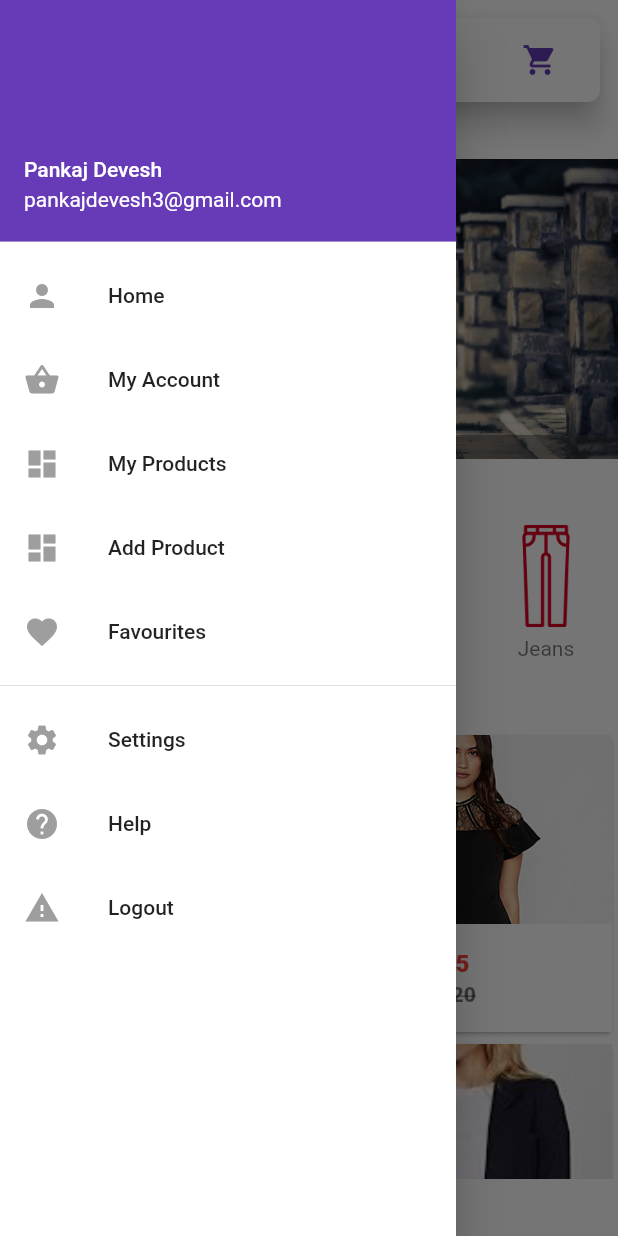
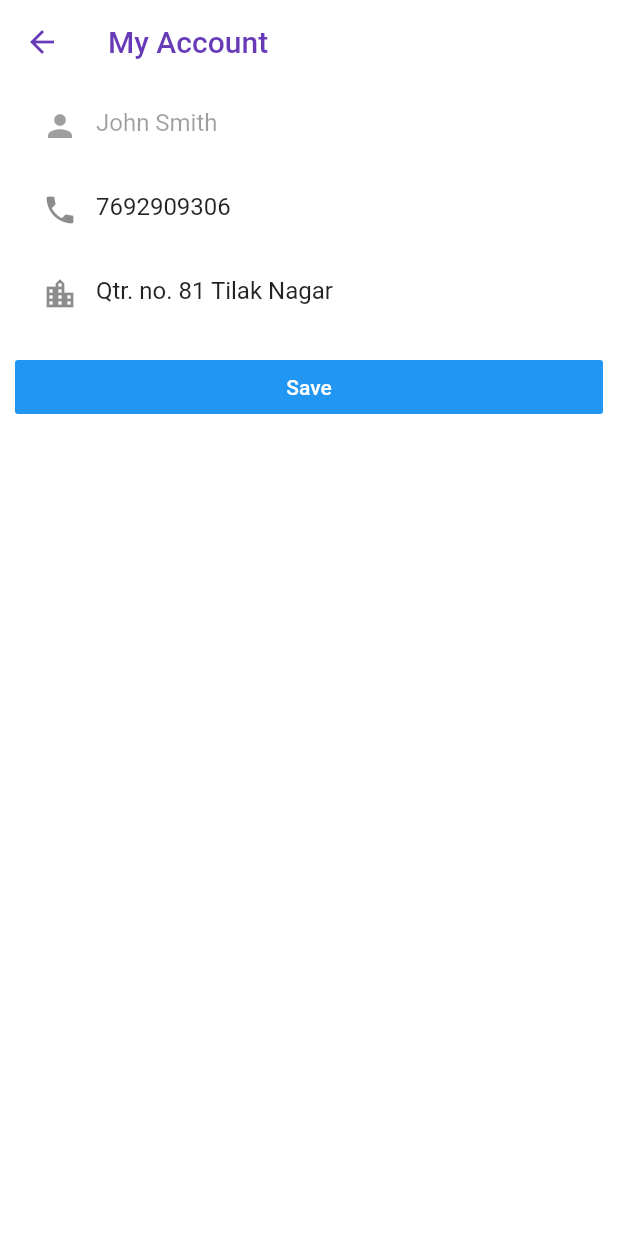
Before and after one commit to local-market/android-app, a Flutter app: the Home widget shown alone on an empty page, opened directly, after a tap on the "menu" icon, after a tap on "My Account", on a phone screen of 412 x 824 dp. Run offline on Flutter 3.47's test engine with Material 2 defaults, Android fonts, the phone set to English and light mode, and no system bars; drawn by our look-alikes of carousel_pro; our stand-ins replace cloud_firestore, firebase_auth, firebase_database, firebase_storage, flutter_spinkit, fluttertoast and 2 more; missing offline and left inert: floating_search_bar; accounts and stored records are empty.

Commit message:
Update: UI

```diff
--- a/lib/components/page.dart
+++ b/lib/components/page.dart
@@ -121,4 +121,18 @@ class PageGrid extends StatelessWidget {
       delegate: SliverChildListDelegate(children),
     );
   }
+
+  static SliverGrid builder({@required itemCount, @required gridDelegate,@required itemBuilder}){
+
+    return SliverGrid(
+      gridDelegate: gridDelegate,
+      delegate: SliverChildBuilderDelegate(
+        (BuildContext context, int index){
+          return itemBuilder(context, index);
+        },
+        childCount: itemCount,
+        // semanticIndexOffset: itemCount,
+      ),
+    );
+  }
 }
--- a/lib/components/products.dart
+++ b/lib/components/products.dart
@@ -1,4 +1,5 @@
 import 'package:flutter/material.dart';
+import 'package:local_market/components/page.dart';
 
 
 import 'package:local_market/components/product_details.dart';
@@ -43,7 +44,7 @@ class _ProductsState extends State<Products> {
   ];
   @override
   Widget build(BuildContext context) {
-    return GridView.builder(
+    return PageGrid.builder(
       itemCount: product_list.length,
       gridDelegate:
           SliverGridDelegateWithFixedCrossAxisCount(crossAxisCount: 2),
--- a/lib/utils/utils.dart
+++ b/lib/utils/utils.dart
@@ -11,18 +11,21 @@ class Utils {
     "theme" : Colors.deepPurple,
     "appBarText" : Colors.deepPurple,
     "appBarIcons" : Colors.deepPurple,
-    "icons" : Colors.grey,
+    "icons" : Colors.grey.shade700,
     "textFieldBackground" : Colors.white,
     "buttonText" : Colors.white,
-    "drawerIcons" : Colors.grey,
+    "drawerIcons" : Colors.grey.shade700,
     "error" : Colors.red,
     "loading" : Colors.deepPurple,
     "loadingInverse" : Colors.white,
-    "searchBarIcons" : Colors.grey,
+    "searchBarIcons" : Colors.grey.shade700,
     "pageBackground" : Colors.white,
-    "drawerBackground" : Colors.white
+    "drawerBackground" : Colors.white,
+    "drawerHeader" : Colors.white,
+    "drawerHeaderText" : Colors.deepPurple
   };
-  final elevation = 2.0;
+  final String appName = "Local Market";
+  final double elevation = 2.0;
 
   Future<String> uploadImage(File image, String name) async {
     StorageUploadTask task = _fireabseStorage.ref().child(name).putFile(image);
--- a/lib/views/home.dart
+++ b/lib/views/home.dart
@@ -9,6 +9,7 @@ import 'package:local_market/utils/utils.dart';
 import "package:local_market/views/login.dart";
 import 'package:local_market/views/my_products.dart';
 import "package:local_market/views/search.dart";
+import 'package:local_market/views/user_profile.dart';
 import 'add_product.dart';
 import "package:carousel_pro/carousel_pro.dart";
 
@@ -103,13 +104,9 @@ class _HomeState extends State<Home> {
               padding: const EdgeInsets.all(16.0),
               child: Text("New"),
             ),
-
-            new Container(
-              height: 300.0,
-              child: Products(),
-            ),
           ],
-        )
+        ),
+        Products()
       ],
       drawer: getDrawer(),
     );
@@ -160,32 +157,50 @@ class _HomeState extends State<Home> {
     return Drawer(
       child: new ListView(
         children: <Widget>[
+          // ListTile(
+          //   title: Text(_utils.appName,
+          //     style: TextStyle(
+          //       color: _utils.colors['theme'],
+          //       fontSize: 20,
+          //     ),
+          //   ),
+          // ),
+          // Divider(),
           new UserAccountsDrawerHeader(
-            accountName: Text("Pankaj Devesh"),
-            accountEmail: Text('pankajdevesh3@gmail.com'),
-            // currentAccountPicture: GestureDetector(
-            //   child: new CircleAvatar(
-            //     // backgroundColor: Colors.white,
-            //     // backgroundImage: NetworkImage(
-            //     //     'https://avatars1.githubusercontent.com/u/28962789'),
-            //   ),
-            // ),
+            accountName: Text("Pankaj Devesh", style: TextStyle(color: _utils.colors['drawerHeaderText']),),
+            accountEmail: Text('pankajdevesh3@gmail.com', style: TextStyle(color: _utils.colors['drawerHeaderText']),),
+            currentAccountPicture: GestureDetector(
+              child: new CircleAvatar(
+                backgroundColor: _utils.colors['theme'],
+                child: Text("H",
+                  style: TextStyle(
+                    fontSize: 25,
+                    color: _utils.colors['buttonText']
+                  ),
+                ),
+                // backgroundImage: NetworkImage(
+                //     'https://avatars1.githubusercontent.com/u/28962789'),
+              ),
+            ),
             decoration: BoxDecoration(
-              color: _utils.colors['theme'],
+              color: _utils.colors['drawerHeader'],
             ),
           ),
+          Divider(),
           InkWell(
             onTap: () {},
             child: ListTile(
               title: Text("Home"),
-              leading: Icon(Icons.person, color: _utils.colors['drawerIcons']),
+              leading: Icon(Icons.home, color: _utils.colors['drawerIcons']),
             ),
           ),
           InkWell(
-            onTap: () {},
+            onTap: () {
+              Navigator.push(context, MaterialPageRoute(builder: (context) => UserProfile()));
+            },
             child: ListTile(
               title: Text("My Account"),
-              leading: Icon(Icons.shopping_basket, color: _utils.colors['drawerIcons']),
+              leading: Icon(Icons.account_circle, color: _utils.colors['drawerIcons']),
             ),
           ),
           InkWell(
@@ -194,7 +209,7 @@ class _HomeState extends State<Home> {
             },
             child: ListTile(
               title: Text("My Products"),
-              leading: Icon(Icons.dashboard, color: _utils.colors['drawerIcons']),
+              leading: Icon(Icons.shopping_cart, color: _utils.colors['drawerIcons']),
             ),
           ),
           InkWell(
@@ -203,14 +218,14 @@ class _HomeState extends State<Home> {
             },
             child: ListTile(
               title: Text("Add Product"),
-              leading: Icon(Icons.dashboard, color: _utils.colors['drawerIcons']),
+              leading: Icon(Icons.add_shopping_cart, color: _utils.colors['drawerIcons']),
             ),
           ),
           InkWell(
             onTap: () {},
             child: ListTile(
               title: Text("Favourites"),
-              leading: Icon(Icons.favorite, color: _utils.colors['drawerIcons']),
+              leading: Icon(Icons.favorite_border, color: _utils.colors['drawerIcons']),
             ),
           ),
           Divider(),
--- a/lib/views/search.dart
+++ b/lib/views/search.dart
@@ -40,7 +40,7 @@ class _SearchState extends State<Search> {
           autofocus: true,
           autocorrect: true,
           onChanged: (value){
-            print(value);
+            // print(value);
             setState(() {
               query = value;
               _searching = true;
--- /dev/null
+++ b/lib/views/user_profile.dart
@@ -0,0 +1,115 @@
+import "package:flutter/material.dart";
+import 'package:local_market/components/app_bar.dart';
+import 'package:local_market/components/page.dart';
+import 'package:local_market/utils/utils.dart';
+
+class UserProfile extends StatefulWidget {
+  @override
+  _UserProfileState createState() => _UserProfileState();
+}
+
+class _UserProfileState extends State<UserProfile> {
+  TextEditingController _userNameController = new TextEditingController();
+  TextEditingController _userPhoneNumberController = new TextEditingController();
+  TextEditingController _userAddressController = new TextEditingController();
+  final Utils _utils = new Utils();
+
+
+  @override
+  Widget build(BuildContext context) {
+    this._userNameController.text = "John Smith";
+    this._userPhoneNumberController.text = "7692909306";
+    this._userAddressController.text = "Qtr. no. 81 Tilak Nagar";
+
+    return Page(
+      appBar: RegularAppBar(
+        iconTheme: IconThemeData(
+          color: _utils.colors['appBarIcons']
+        ),
+        backgroundColor: _utils.colors['appBar'],
+        brightness: Brightness.light,
+        elevation: _utils.elevation,
+        title: Text("My Account",
+          style: TextStyle(
+            color: _utils.colors['appBarText'],
+          ),
+        ),
+      ),
+      children: <Widget>[
+        PageList(
+          children: <Widget>[
+            // Padding(
+            //   padding: const EdgeInsets.all(10.0),
+            //   child: ListTile(
+            //     title: TextFormField(
+            //       enabled: false,
+            //       textAlign: TextAlign.left,
+            //       decoration: InputDecoration(hintText: "User Name", border: InputBorder.none),
+            //       controller: _userNameController,
+            //     ),
+            //   ),
+            // ),
+
+            ListTile(
+              title: TextFormField(
+                enabled: false,
+                textAlign: TextAlign.left,
+                decoration: InputDecoration(
+                    hintText: "User Name",
+                    border: InputBorder.none,
+                    prefixIcon: Icon(Icons.person)),
+                controller: _userNameController,
+              ),
+            ),
+
+            ListTile(
+              title: TextFormField(
+                // enabled: false,
+                textAlign: TextAlign.left,
+                decoration: InputDecoration(
+                    hintText: "Phone Number",
+                    border: InputBorder.none,
+                    prefixIcon: Icon(Icons.phone)),
+                controller: _userPhoneNumberController,
+              ),
+            ),
+
+            ListTile(
+              title: TextFormField(
+                // enabled: false,
+                textAlign: TextAlign.left,
+                decoration: InputDecoration(
+                    hintText: "Address",
+                    border: InputBorder.none,
+                    prefixIcon: Icon(Icons.location_city)),
+                controller: _userAddressController,
+              ),
+            ),
+
+            Padding(padding: const EdgeInsets.all(10.0),
+              child: FlatButton(child: Text("Save"), onPressed: () {
+                print("Saving: "+_userPhoneNumberController.text+", "+_userAddressController.text);
+              }, splashColor: Colors.white70, color: Colors.blue, textTheme: ButtonTextTheme.primary,),
+            ),
+
+            // Padding(
+            //   padding: const EdgeInsets.only(
+            //     bottom: 10.0,
+            //     left: 10.0,
+            //     right: 10.0
+            //   ),
+            //   child: ListTile(
+            //     title: TextFormField(
+            //       // enabled: false,
+            //       textAlign: TextAlign.left,
+            //       decoration: InputDecoration(hintText: "User Name"),
+            //       controller: _userNameController,
+            //     ),
+            //   ),
+            // ),
+          ],
+        )
+      ],
+    );
+  }
+}
```
